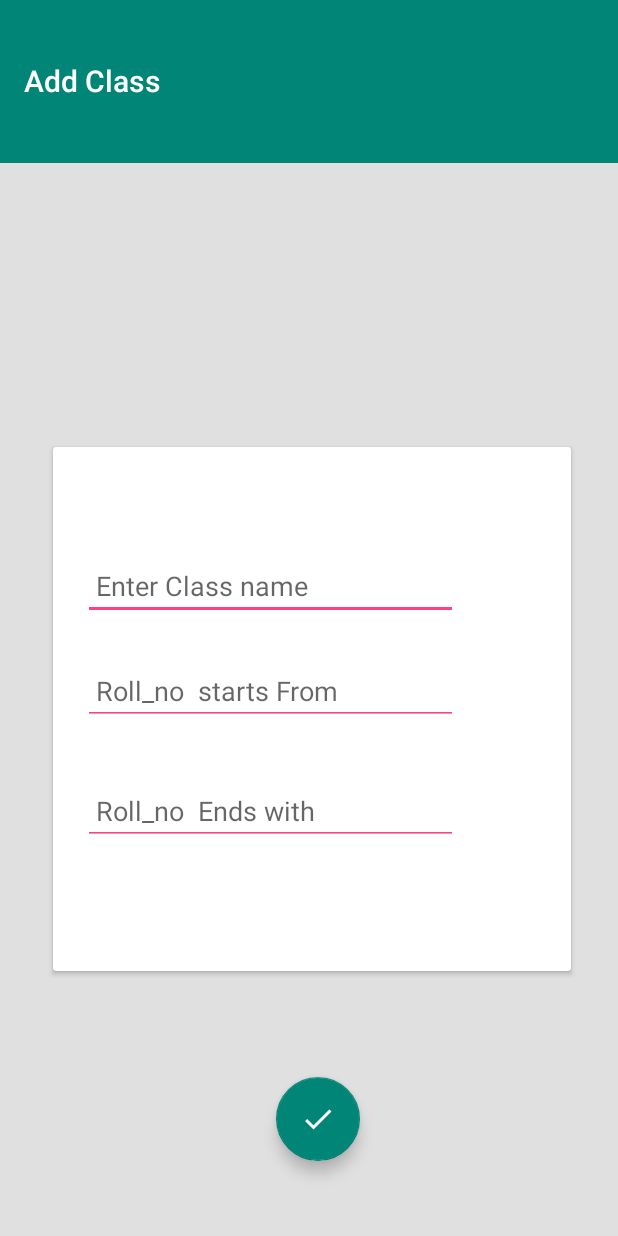
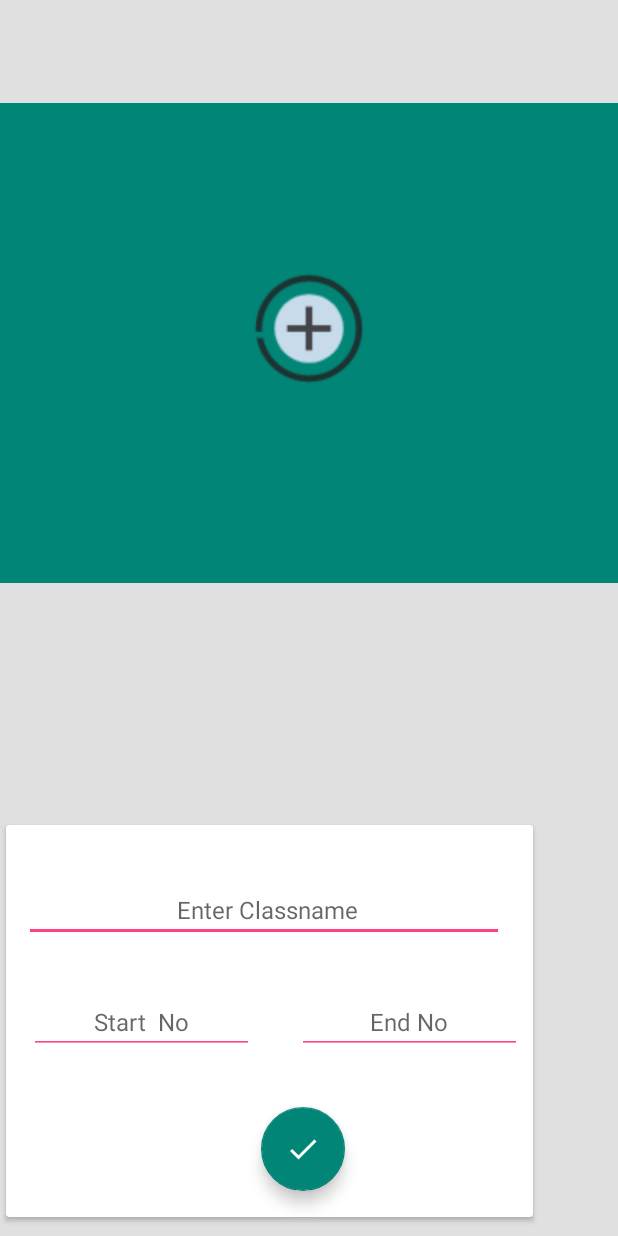
Before and after one commit to gadeelanikhil/Teacher_Companion, an Android app: the addclass screen opened directly, with no data from a screen before it, on a phone screen of 412 x 824 dp. Run offline under Robolectric (Android 15) with nearby library versions, the phone set to English and light mode, and no system bars.

Commit message:
Add a Class Modified

```diff
--- a/app/build.gradle
+++ b/app/build.gradle
@@ -31,5 +31,10 @@ dependencies {
     compile 'com.android.support:recyclerview-v7:26.+'
     compile 'com.android.support:support-annotations:26.+'
     compile 'com.android.support:support-v4:26.+'
+    compile 'com.google.firebase:firebase-messaging:10.0.1'
     testCompile 'junit:junit:4.12'
 }
+
+
+
+apply plugin: 'com.google.gms.google-services'
--- a/app/src/main/java/teratroopers/teachercompanion/addclass.java
+++ b/app/src/main/java/teratroopers/teachercompanion/addclass.java
@@ -65,6 +65,7 @@ public class addclass extends AppCompatActivity {
                                             // Code to undo the user's last action
                                         }
                                     }*/
+
                                     a1.setText("");
                                     a2.setText("");
                                     a3.setText("");
@@ -85,6 +86,7 @@ public class addclass extends AppCompatActivity {
                                             tv.animate().alpha(0).setDuration(2000);
                                         }
                                     }, 7500);
+
 
                                 } else {
                                     Toast.makeText(addclass.this, "internal error occurred! please create class with another name",
--- a/app/src/main/res/layout-sw320dp/activity_addclass.xml
+++ b/app/src/main/res/layout-sw320dp/activity_addclass.xml
@@ -11,7 +11,7 @@
         android:id="@+id/floatingActionButton"
         android:layout_width="wrap_content"
         android:layout_height="wrap_content"
-        android:layout_marginBottom="50dp"
+        android:layout_marginBottom="30dp"
         android:layout_marginStart="12dp"
         android:clickable="true"
         app:fabSize="normal"
@@ -21,78 +21,114 @@
         app:srcCompat="@drawable/ic_done_white_48dp"
         tools:layout_constraintBottom_creator="1"
         tools:layout_constraintLeft_creator="1"
-        tools:layout_constraintRight_creator="1" />
+        tools:layout_constraintRight_creator="1"
+        app:layout_constraintHorizontal_bias="0.47" />
 
     <android.support.v7.widget.Toolbar
         android:id="@+id/toolbar3"
         android:layout_width="0dp"
-        android:layout_height="110dp"
-        android:layout_marginTop="-2dp"
+        android:layout_height="320dp"
+        android:layout_marginBottom="8dp"
         android:background="?android:attr/colorPrimaryDark"
         android:minHeight="?attr/actionBarSize"
         android:theme="?attr/actionBarTheme"
+        app:layout_constraintBottom_toTopOf="@+id/cardView5"
+        app:layout_constraintHorizontal_bias="1.0"
+        app:layout_constraintLeft_toLeftOf="parent"
+        app:layout_constraintRight_toRightOf="parent"
+        app:layout_constraintTop_toTopOf="parent"
+        app:layout_constraintVertical_bias="0.31"
+        app:titleMargin="@dimen/cardview_default_elevation"
+        app:titleTextColor="@color/cardview_light_background"
+        tools:ignore="NewApi"
+        tools:layout_constraintLeft_creator="1"
+        tools:layout_constraintRight_creator="1"
+        tools:layout_constraintTop_creator="1" />
+
+    <ImageView
+        android:id="@+id/imageView4"
+        android:layout_width="89dp"
+        android:layout_height="79dp"
+        app:layout_constraintBottom_toBottomOf="parent"
+        app:layout_constraintLeft_toLeftOf="parent"
+        app:layout_constraintRight_toRightOf="parent"
+        app:layout_constraintTop_toTopOf="parent"
+        app:layout_constraintVertical_bias="0.241"
+        app:srcCompat="@drawable/add"
+        app:layout_constraintHorizontal_bias="0.501" />
+
+    <android.support.v7.widget.CardView
+        android:id="@+id/cardView5"
+        android:layout_width="351dp"
+        android:layout_height="261dp"
+        android:layout_marginEnd="4dp"
+        android:layout_marginStart="4dp"
+        app:layout_constraintBottom_toBottomOf="parent"
         app:layout_constraintHorizontal_bias="0.0"
         app:layout_constraintLeft_toLeftOf="parent"
         app:layout_constraintRight_toRightOf="parent"
         app:layout_constraintTop_toTopOf="parent"
-        app:title="Add Class"
-        app:titleTextColor="@color/cardview_light_background"
-        tools:layout_constraintLeft_creator="1"
-        tools:layout_constraintRight_creator="1"
-        tools:layout_constraintTop_creator="1"
-        tools:ignore="NewApi" />
-
-    <android.support.v7.widget.CardView
-        android:layout_width="345dp"
-        android:layout_height="349dp"
-        android:layout_marginEnd="4dp"
-        android:layout_marginStart="4dp"
-        app:layout_constraintBottom_toBottomOf="parent"
-        app:layout_constraintHorizontal_bias="0.533"
-        app:layout_constraintLeft_toLeftOf="parent"
-        app:layout_constraintRight_toRightOf="parent"
-        app:layout_constraintTop_toTopOf="parent"
-        app:layout_constraintVertical_bias="0.628"
+        app:layout_constraintVertical_bias="0.977"
         tools:layout_constraintBottom_creator="1"
         tools:layout_constraintLeft_creator="1"
         tools:layout_constraintRight_creator="1"
         tools:layout_constraintTop_creator="1">
 
         <EditText
-            android:id="@+id/editText"
-            android:layout_width="250dp"
+            android:id="@+id/editText4"
+            android:layout_width="320dp"
             android:layout_height="wrap_content"
-            android:layout_marginStart="20dp"
-            android:layout_marginTop="70dp"
+            android:layout_marginStart="12dp"
+            android:layout_marginTop="35dp"
             android:backgroundTint="@color/colorAccent"
             android:ems="10"
-            android:hint=" Enter Class name"
+            android:hint=" Enter Classname"
             android:inputType="textPersonName"
-            tools:ignore="HardcodedText,UnusedAttribute" />
+            android:textAlignment="center"
+            android:textSize="16sp" />
 
         <EditText
-            android:id="@+id/editText2"
-            android:layout_width="250dp"
+            android:id="@+id/editText6"
+            android:layout_width="150dp"
             android:layout_height="wrap_content"
-            android:layout_marginStart="20dp"
-            android:layout_marginTop="140dp"
+            android:layout_marginStart="15dp"
+            android:layout_marginTop="110dp"
             android:backgroundTint="@color/colorAccent"
             android:ems="10"
-            android:hint=" Roll_no  starts From"
+            android:hint="Start  No"
             android:inputType="number"
-            tools:ignore="HardcodedText" />
+            android:textAlignment="center"
+            android:textSize="16sp" />
 
         <EditText
-            android:id="@+id/editText3"
-            android:layout_width="250dp"
+            android:id="@+id/editText7"
+            android:layout_width="150dp"
             android:layout_height="wrap_content"
-            android:layout_marginStart="20dp"
-            android:layout_marginTop="220dp"
+            android:layout_marginStart="194dp"
+            android:layout_marginTop="110dp"
             android:backgroundTint="@color/colorAccent"
             android:ems="10"
-            android:hint=" Roll_no  Ends with"
+            android:hint="End No"
             android:inputType="number"
-            tools:ignore="HardcodedText" />
+            android:textAlignment="center"
+            android:textSize="16sp" />
+    </android.support.v7.widget.CardView>
 
-    </android.support.v7.widget.CardView>
+    <TextView
+        android:id="@+id/textView15"
+        android:layout_width="wrap_content"
+        android:layout_height="wrap_content"
+        android:fontFamily="sans-serif-condensed"
+        android:text=" Add Your Class "
+        android:textAlignment="center"
+        android:textColor="@color/cardview_light_background"
+        android:textSize="25sp"
+        android:textStyle="bold"
+        app:layout_constraintRight_toLeftOf="@+id/toolbar3"
+        app:layout_constraintLeft_toRightOf="@+id/toolbar3"
+        app:layout_constraintHorizontal_bias="0.499"
+        app:layout_constraintBottom_toTopOf="@+id/cardView5"
+        app:layout_constraintTop_toBottomOf="@+id/imageView4"
+        app:layout_constraintVertical_bias="0.333" />
+
 </android.support.constraint.ConstraintLayout>
--- a/app/src/main/res/layout-sw320dp/activity_take_attendence.xml
+++ b/app/src/main/res/layout-sw320dp/activity_take_attendence.xml
@@ -18,8 +18,8 @@
         tools:ignore="MissingConstraints"
         tools:layout_constraintBottom_creator="1"
         tools:layout_constraintTop_creator="1"
-        tools:layout_editor_absoluteX="-23dp"
-        app:layout_constraintVertical_bias="0.004" />
+        tools:layout_editor_absoluteX="1dp"
+        app:layout_constraintVertical_bias="0.0" />
 
     <TextView
         android:id="@+id/textView2"
--- a/build.gradle
+++ b/build.gradle
@@ -9,6 +9,7 @@ buildscript {
 
         // NOTE: Do not place your application dependencies here; they belong
         // in the individual module build.gradle files
+        classpath 'com.google.gms:google-services:3.0.0'
     }
 }
 
```
Also changed, not shown: app/src/main/AndroidManifest.xml (+7 -0 lines), app/src/main/java/teratroopers/teachercompanion/MainActivity.java (+7 -1 lines), app/src/main/java/teratroopers/teachercompanion/activity_more.java (added, +13 -0 lines), app/src/main/res/layout-sw320dp/activity_settings.xml (+40 -58 lines), app/src/main/res/layout/activity_more.xml (added, +229 -0 lines), app/src/main/res/drawable/add.png, app/src/main/res/drawable/gear.png.
